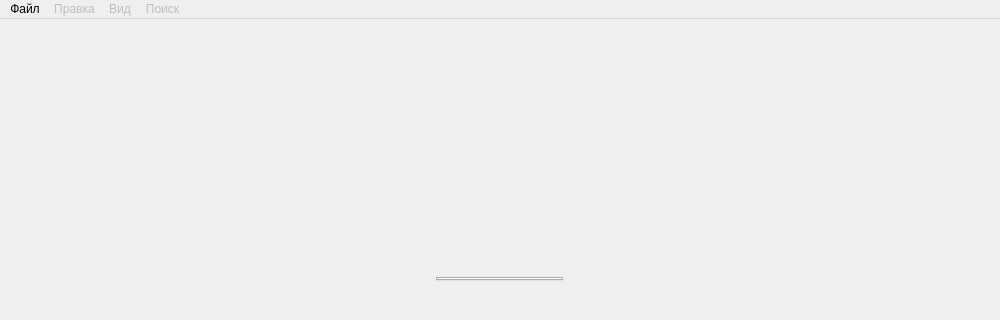
Qt form dialeqt.ui (al-indigo/Dialeqt) before a commit; both pictures show x 0 to 1000 and y 0 to 320 of the 1000 by 540 pixel window.
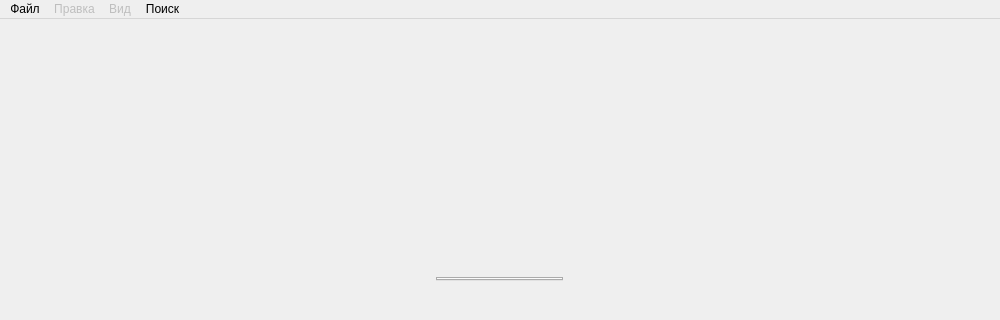
The same form after that commit. Custom widgets are drawn as their Qt base class.

The edit to the form file:
```diff
--- a/dialeqt.ui
+++ b/dialeqt.ui
@@ -99,7 +99,7 @@
    </widget>
    <widget class="QMenu" name="menu_4">
     <property name="enabled">
-     <bool>false</bool>
+     <bool>true</bool>
     </property>
     <property name="title">
      <string>Поиск</string>
```
Left out of the diff: 9 changed lines with no effect on the pictures.
